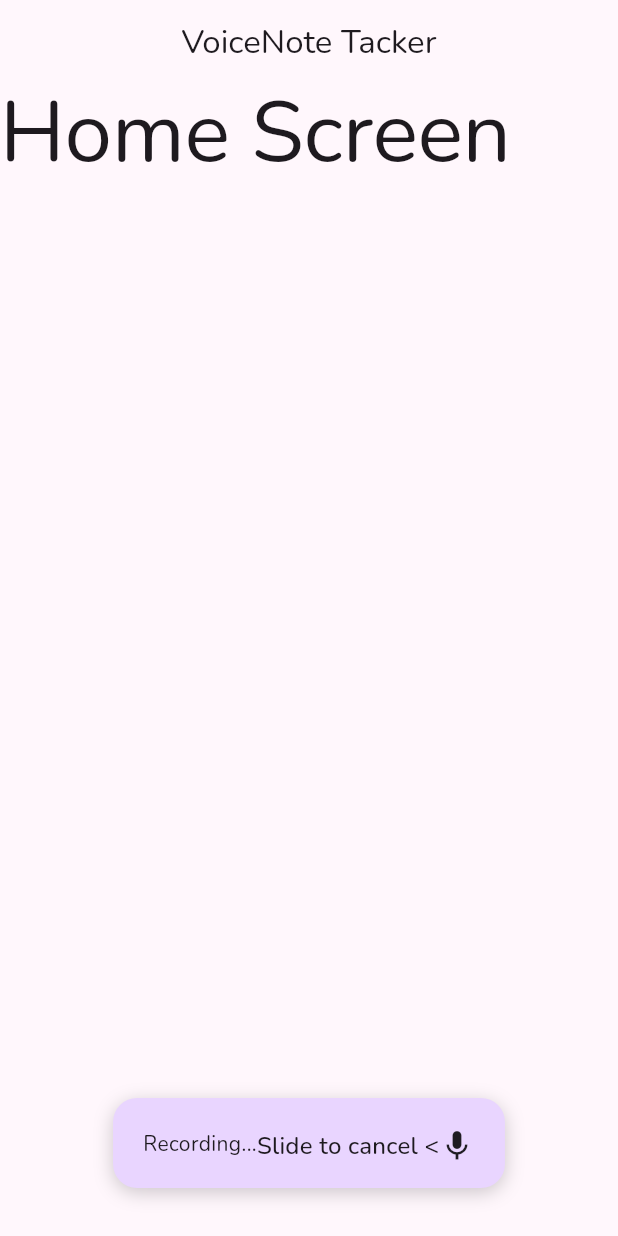
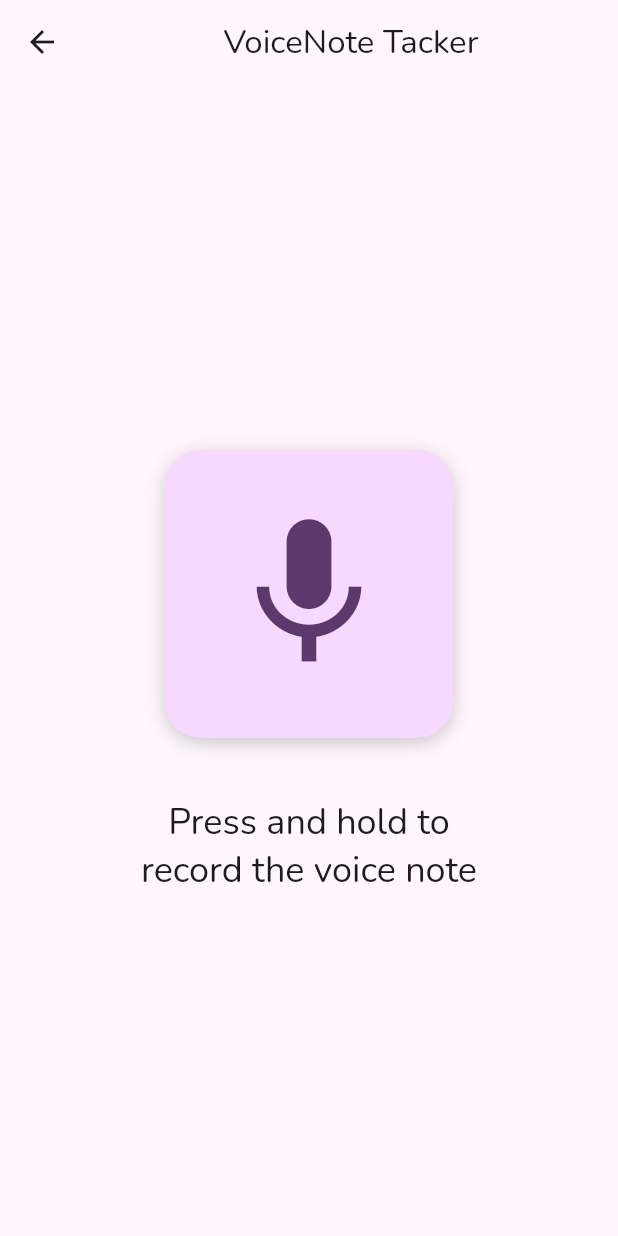
Before and after one commit to camackley/voice-note-taker, a Flutter app: the screen it shows after launch, after a tap on the "mic" icon, on a phone screen of 412 x 824 dp. Run offline on Flutter 3.47's test engine with Material 3 defaults, Android fonts, the light colour scheme and no system bars; our stand-ins replace flutter_riverpod, go_router, google_fonts, riverpod_annotation; missing offline and left inert: record; generated files the repository leaves out were written again.

Commit message:
Add recording feature

```diff
--- /dev/null
+++ b/lib/components/custom_app_bar.dart
@@ -0,0 +1,24 @@
+import 'package:flutter/material.dart';
+import 'package:telepatia_ai/l10n/app_localizations.dart';
+
+class CustomAppBar extends StatelessWidget implements PreferredSizeWidget {
+  const CustomAppBar({super.key});
+
+  @override
+  AppBar build(BuildContext context) {
+    final colorScheme = Theme.of(context).colorScheme;
+
+    return AppBar(
+      title: Center(
+        child: Text(
+          AppLocalizations.of(context)!.appName,
+          style: Theme.of(context).textTheme.titleLarge,
+        )
+      ),
+      backgroundColor: colorScheme.surface,
+    );
+  }
+
+  @override
+  Size get preferredSize => Size.fromHeight(kToolbarHeight);
+}
--- a/lib/components/recording_button.dart
+++ /dev/null
@@ -1,49 +0,0 @@
-import 'package:flutter/material.dart';
-import 'package:flutter_riverpod/flutter_riverpod.dart';
-import 'package:telepatia_ai/l10n/app_localizations.dart';
-
-import 'package:telepatia_ai/states/recording_state/recording_state.dart';
-
-class RecordButton extends ConsumerWidget {
-  const RecordButton({super.key});
-
-  @override
-  Widget build(BuildContext context, WidgetRef ref) {
-    final isRecording = ref.watch(recordingProvider);
-
-    Widget recordingButton() {
-      return Row(
-        mainAxisSize: MainAxisSize.min,
-        children: [
-          Text('Recording...'),
-          Text(
-            AppLocalizations.of(context)!.record_button__slide_to_cancel,
-            style: Theme.of(context).textTheme.titleMedium
-          ),
-          Icon(Icons.mic),
-        ],
-      );
-    }
-
-    return GestureDetector(
-      onTap: () => ref.read(recordingProvider.notifier).setState(true),
-      child: Container(
-        height: 60,
-        margin: EdgeInsets.all(16),
-        padding: EdgeInsets.all(20),
-        decoration: BoxDecoration(
-          color: Color(0xFFE9D5FF),
-          borderRadius: BorderRadius.circular(16),
-          boxShadow: [
-            BoxShadow(
-              color: Colors.black.withOpacity(0.2),
-              blurRadius: 10,
-              offset: Offset(0, 3),
-            ),
-          ],
-        ),
-        child: isRecording ? recordingButton() : Icon(Icons.mic),
-      ),
-    );
-  }
-}
--- a/lib/config/routes/app_routes.dart
+++ b/lib/config/routes/app_routes.dart
@@ -1,10 +1,15 @@
 import 'package:flutter/material.dart';
 import 'package:go_router/go_router.dart';
+import 'package:telepatia_ai/screens/record/record.dart';
 import 'package:telepatia_ai/screens/screens.dart';
 
 final appRouter = GoRouter(routes: [
   GoRoute(
     path: '/',
     pageBuilder: (context, state) => MaterialPage(child: const HomeScreen()),
+  ),
+  GoRoute(
+    path: '/record',
+    pageBuilder: (context, state) => MaterialPage(child: const RecordScreen()),
   )
 ]);
--- a/lib/l10n/app_localizations.dart
+++ b/lib/l10n/app_localizations.dart
@@ -99,11 +99,11 @@ abstract class AppLocalizations {
   /// **'VoiceNote Tacker'**
   String get appName;
 
-  /// No description provided for @record_button__slide_to_cancel.
+  /// No description provided for @record_button__press_and_hold.
   ///
   /// In en, this message translates to:
-  /// **'Slide to cancel <'**
-  String get record_button__slide_to_cancel;
+  /// **'Press and hold to record the voice note'**
+  String get record_button__press_and_hold;
 }
 
 class _AppLocalizationsDelegate extends LocalizationsDelegate<AppLocalizations> {
--- a/lib/l10n/app_localizations_en.dart
+++ b/lib/l10n/app_localizations_en.dart
@@ -10,5 +10,5 @@ class AppLocalizationsEn extends AppLocalizations {
   String get appName => 'VoiceNote Tacker';
 
   @override
-  String get record_button__slide_to_cancel => 'Slide to cancel <';
+  String get record_button__press_and_hold => 'Press and hold to record the voice note';
 }
--- a/lib/l10n/intl_en.arb
+++ b/lib/l10n/intl_en.arb
@@ -1,5 +1,5 @@
 {
   "appName": "VoiceNote Tacker",
 
-  "record_button__slide_to_cancel": "Slide to cancel <"
+  "record_button__press_and_hold": "Press and hold to record the voice note"
 }
--- a/lib/main.dart
+++ b/lib/main.dart
@@ -4,7 +4,7 @@ import 'package:flutter_riverpod/flutter_riverpod.dart';
 import 'package:telepatia_ai/config/config.dart';
 
 void main() => runApp(const ProviderScope(
-      child: MyApp(),
+      child: SafeArea(child: MyApp()),
     ));
 
 class MyApp extends ConsumerWidget {
--- a/lib/screens/home/home.dart
+++ b/lib/screens/home/home.dart
@@ -1,8 +1,7 @@
 import 'package:flutter/material.dart';
 import 'package:flutter_riverpod/flutter_riverpod.dart';
-import 'package:telepatia_ai/components/recording_button.dart';
-import 'package:telepatia_ai/l10n/app_localizations.dart';
-import 'package:telepatia_ai/states/recording_state/recording_state.dart';
+import 'package:go_router/go_router.dart';
+import 'package:telepatia_ai/components/custom_app_bar.dart';
 
 class HomeScreen extends ConsumerWidget {
   const HomeScreen({super.key});
@@ -10,26 +9,15 @@ class HomeScreen extends ConsumerWidget {
   @override
   Widget build(BuildContext context, WidgetRef ref) {
     final colorScheme = Theme.of(context).colorScheme;
-    final isRecording = ref.watch(recordingProvider);
 
-    return SafeArea(
-      child: Scaffold(
+    return Scaffold(
         backgroundColor: colorScheme.surface,
-        appBar: AppBar(
-          title: Center(
-            child: Text(
-              AppLocalizations.of(context)!.appName,
-              style: Theme.of(context).textTheme.titleLarge,
-            )
-          ),
-          backgroundColor: colorScheme.surface,
-        ),
+        appBar: CustomAppBar(),
         body: Text('Home Screen', style: Theme.of(context).textTheme.displayLarge),
-        floatingActionButtonLocation: isRecording
-          ? FloatingActionButtonLocation.centerFloat
-          : FloatingActionButtonLocation.endFloat,
-        floatingActionButton: RecordButton()
-      ),
+        floatingActionButton: FloatingActionButton(
+          child: const Icon(Icons.mic),
+          onPressed: () => context.push('/record'),
+        )
     );
   }
 }
--- /dev/null
+++ b/lib/screens/record/record.dart
@@ -0,0 +1,107 @@
+import 'package:record/record.dart';
+import 'package:flutter/material.dart';
+import 'package:flutter_riverpod/flutter_riverpod.dart';
+
+import 'package:telepatia_ai/components/custom_app_bar.dart';
+import 'package:telepatia_ai/l10n/app_localizations.dart';
+import 'package:telepatia_ai/states/recording_state/recording_state.dart';
+import 'package:path_provider/path_provider.dart';
+
+class RecordScreen extends ConsumerStatefulWidget {
+  const RecordScreen({super.key});
+
+  @override
+  _RecordScreenState createState() => _RecordScreenState();
+}
+
+class _RecordScreenState extends ConsumerState<RecordScreen> {
+  final AudioRecorder _recorder = AudioRecorder();
+  String? _audioPath;
+
+  Future<void> startRecord() async {
+    try {
+      if (await _recorder.hasPermission()) {
+        final dir = await getTemporaryDirectory();
+        final path = "${dir.path}/recording.m4a";
+
+        await _recorder.start(
+          RecordConfig(encoder: AudioEncoder.aacLc),
+          path: path,
+        );
+
+        ref.read(recordingProvider.notifier).setState(true);
+        setState(() => _audioPath = path);
+      }
+    } catch (e) {
+      debugPrint("Error starting the record: $e");
+    }
+  }
+
+  Future<void> stopRecord() async {
+    try {
+      await _recorder.stop();
+      ref.read(recordingProvider.notifier).setState(false);
+    } catch (e) {
+      debugPrint("Error stopping the record: $e");
+    }
+  }
+
+  @override
+  void dispose() {
+    _recorder.dispose();
+    super.dispose();
+  }
+
+  @override
+  Widget build(BuildContext context) {
+    final isRecording = ref.watch(recordingProvider);
+    final colorScheme = Theme.of(context).colorScheme;
+
+    return Scaffold(
+      appBar: CustomAppBar(),
+      body: Center(
+          child: Column(
+        mainAxisSize: MainAxisSize.min,
+        children: [
+          GestureDetector(
+            onLongPressDown: (_) => startRecord(),
+            onLongPressUp: () => stopRecord(),
+            onLongPressCancel: () => stopRecord(),
+            child: Container(
+              margin: EdgeInsets.all(16),
+              padding: EdgeInsets.all(36),
+              decoration: BoxDecoration(
+                color: isRecording
+                    ? colorScheme.primary
+                    : colorScheme.primaryContainer,
+                borderRadius: BorderRadius.circular(24),
+                boxShadow: [
+                  BoxShadow(
+                    color: Colors.black.withOpacity(0.2),
+                    blurRadius: 10,
+                    offset: Offset(0, 3),
+                  ),
+                ],
+              ),
+              child: Icon(
+                Icons.mic,
+                size: isRecording ? 150 : 120,
+                color: isRecording
+                    ? colorScheme.onPrimary
+                    : colorScheme.onPrimaryContainer,
+              ),
+            ),
+          ),
+          SizedBox(height: 24),
+          SizedBox(
+            width: MediaQuery.of(context).size.width * 0.6,
+            child: Text(
+                AppLocalizations.of(context)!.record_button__press_and_hold,
+                style: Theme.of(context).textTheme.headlineSmall,
+                textAlign: TextAlign.center),
+          )
+        ],
+      )),
+    );
+  }
+}
```
Also changed, not shown: lib/components/AudioCard.dart (deleted), 7 other files.
